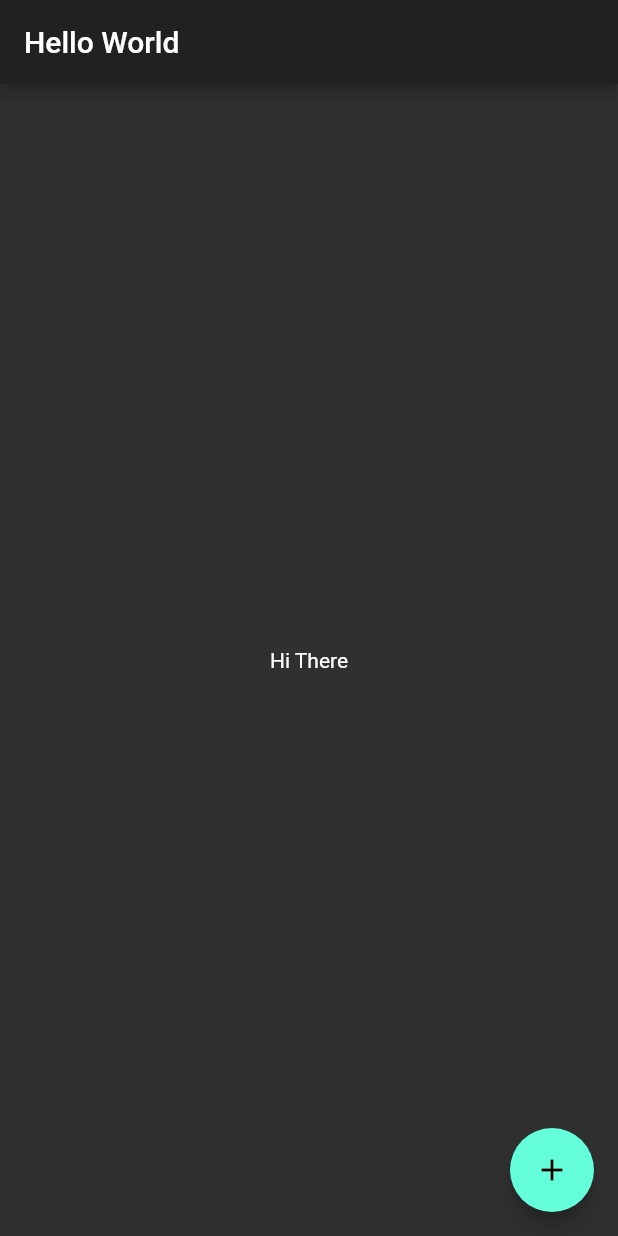
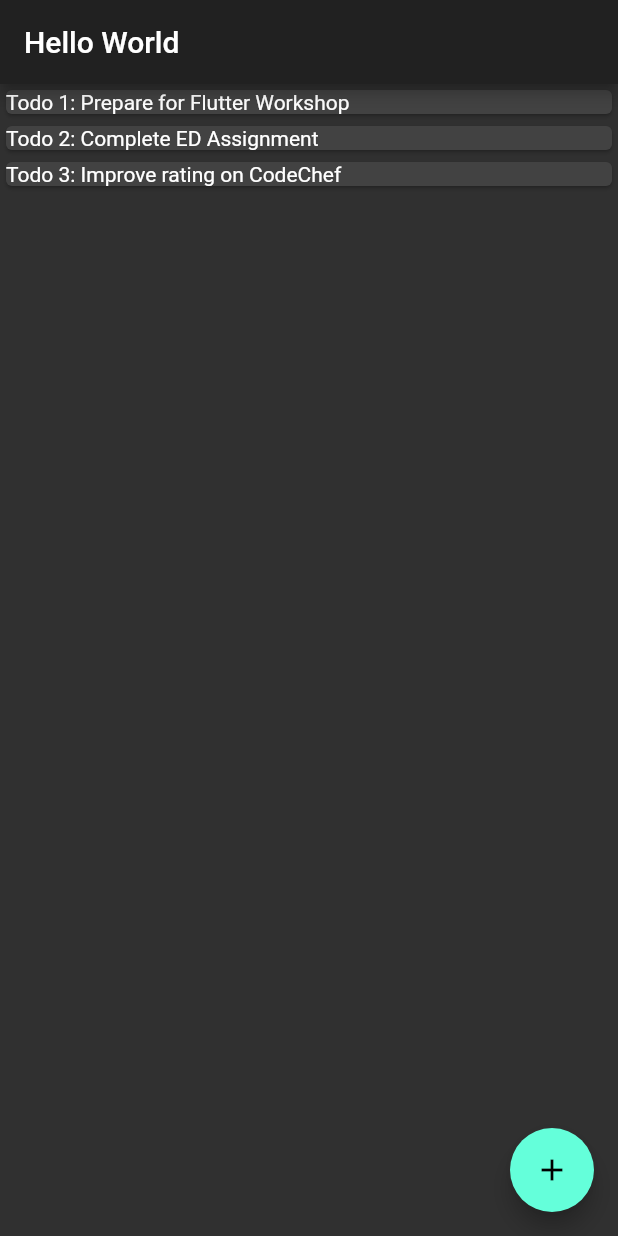
Before and after one commit to Kartikay26/flutter_workshop, a Flutter app: the screen it shows after launch, on a phone screen of 412 x 824 dp. Run offline on Flutter 3.47's test engine with Material 2 defaults, Android fonts, the phone set to English and light mode, and no system bars.

Commit message:
basic listview

```diff
--- a/lib/main.dart
+++ b/lib/main.dart
@@ -5,6 +5,7 @@ void main(){
 }
 
 class MyApp extends StatelessWidget {
+
   @override
   Widget build(BuildContext context) {
     return MaterialApp(
@@ -13,9 +14,7 @@ class MyApp extends StatelessWidget {
         appBar: AppBar(
           title: Text("Hello World"),
         ),
-        body: Center(
-          child: Text("Hi There"),
-        ),
+        body: _buildTodoList(),
         floatingActionButton: FloatingActionButton(
           child: Icon(Icons.add),
           onPressed: _buttonPressed,
@@ -27,4 +26,20 @@ class MyApp extends StatelessWidget {
   void _buttonPressed(){
     print("Button was Pressed.");
   }
+
+  Widget _buildTodoList(){
+    return ListView(
+      children: <Widget>[
+        Card(
+          child: Text("Todo 1: Prepare for Flutter Workshop"),
+        ),
+        Card(
+          child: Text("Todo 2: Complete ED Assignment"),
+        ),
+        Card(
+          child: Text("Todo 3: Improve rating on CodeChef"),
+        ),
+      ],
+    );
+  }
 }
```
